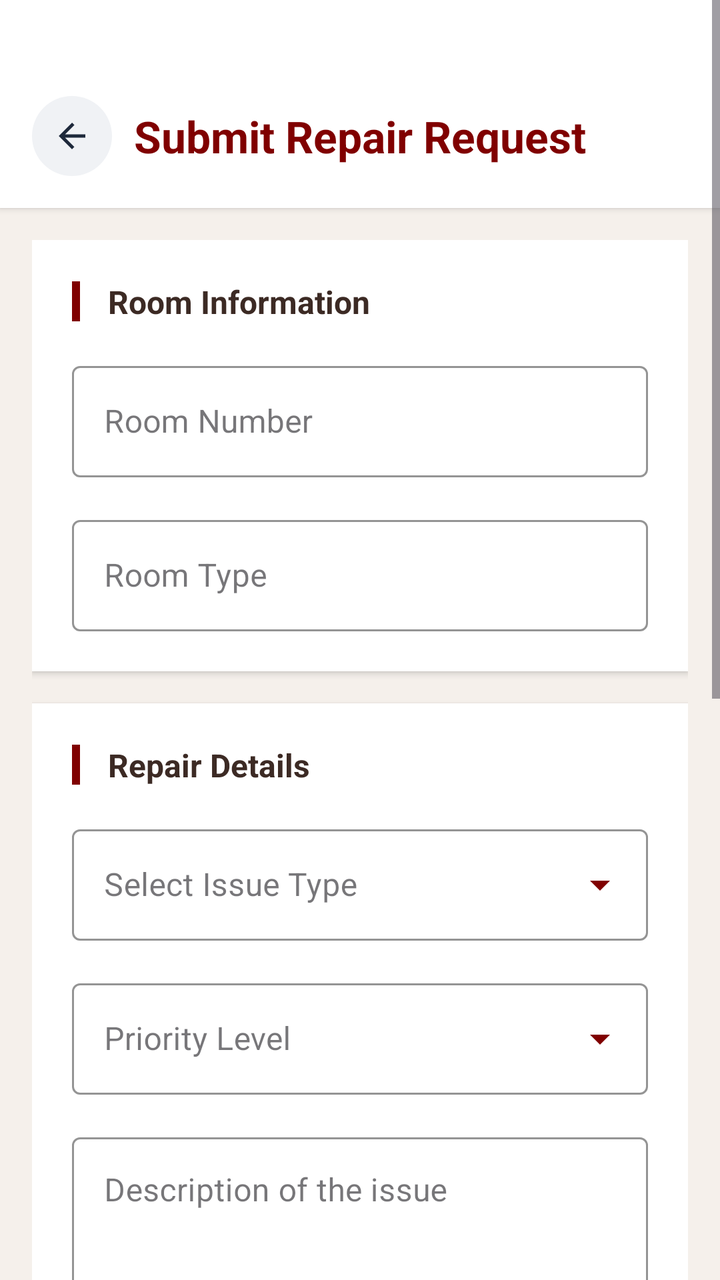
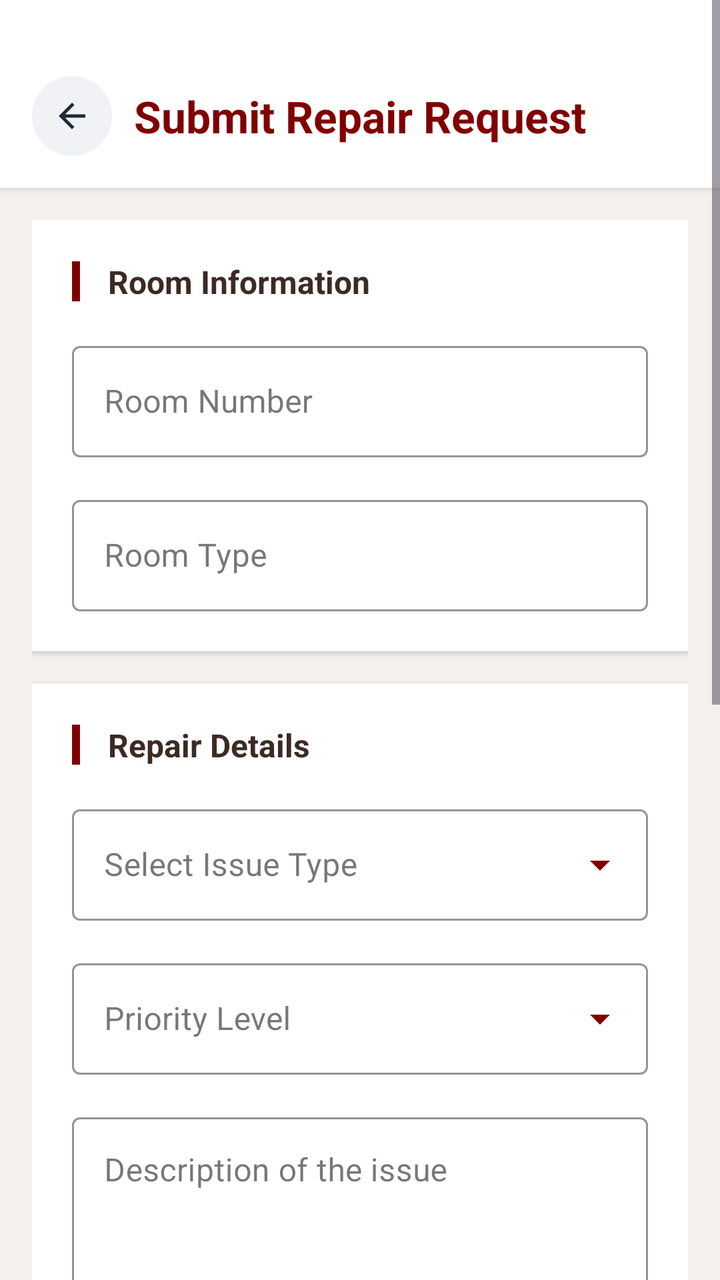

Compare the two renders of this Android layout. The source of the first and the diff that turns it into the second are given below.
<!-- AndroidManifest.xml: application theme Theme.UTMSPACE_HostelBookingSystem -->
<!-- res/layout/activity_staff_repair_request.xml -->
<?xml version="1.0" encoding="utf-8"?>
<ScrollView xmlns:android="http://schemas.android.com/apk/res/android"
    xmlns:app="http://schemas.android.com/apk/res-auto"
    android:layout_width="match_parent"
    android:layout_height="match_parent"
    android:background="#F5F0EB"
    android:fillViewport="true">

    <LinearLayout
        android:layout_width="match_parent"
        android:layout_height="wrap_content"
        android:orientation="vertical">

        
        <LinearLayout
            android:layout_width="match_parent"
            android:layout_height="wrap_content"
            android:orientation="vertical"
            android:background="#FFFFFF"
            android:elevation="2dp"
            android:paddingTop="40dp"
            android:paddingBottom="8dp">

            <LinearLayout
                android:layout_width="match_parent"
                android:layout_height="wrap_content"
                android:orientation="horizontal"
                android:gravity="center_vertical"
                android:layout_marginTop="8dp"
                android:layout_marginBottom="8dp">

                <LinearLayout
                    android:id="@+id/ivBack"
                    android:layout_width="40dp"
                    android:layout_height="40dp"
                    android:background="@drawable/back_button_background"
                    android:gravity="center"
                    android:clickable="true"
                    android:focusable="true"
                    android:layout_marginStart="16dp">

                    <ImageView
                        android:layout_width="20dp"
                        android:layout_height="20dp"
                        android:src="@drawable/ic_arrow_back"
                        app:tint="#1E293B" />

                </LinearLayout>

                <TextView
                    android:layout_width="0dp"
                    android:layout_height="wrap_content"
                    android:layout_weight="1"
                    android:text="Submit Repair Request"
                    android:textSize="22sp"
                    android:textStyle="bold"
                    android:textColor="#800000"
                    android:gravity="center"
                    android:fontFamily="sans-serif" />

                <LinearLayout
                    android:layout_width="40dp"
                    android:layout_height="40dp"
                    android:layout_marginEnd="16dp" />

            </LinearLayout>

        </LinearLayout>

        <LinearLayout
            android:layout_width="match_parent"
            android:layout_height="wrap_content"
            android:orientation="vertical"
            android:padding="16dp">

            
            <LinearLayout
                android:layout_width="match_parent"
                android:layout_height="wrap_content"
                android:orientation="vertical"
                android:background="#FFFFFF"
                android:elevation="2dp"
                android:padding="20dp"
                android:layout_marginBottom="16dp">

                <LinearLayout
                    android:layout_width="match_parent"
                    android:layout_height="wrap_content"
                    android:orientation="horizontal"
                    android:gravity="center_vertical"
                    android:layout_marginBottom="16dp">

                    <View
                        android:layout_width="4dp"
                        android:layout_height="20dp"
                        android:background="#800000" />

                    <TextView
                        android:layout_width="wrap_content"
                        android:layout_height="wrap_content"
                        android:text=" Room Information"
                        android:textSize="16sp"
                        android:textStyle="bold"
                        android:textColor="#3C2A24"
                        android:layout_marginStart="10dp"
                        android:fontFamily="sans-serif" />

                </LinearLayout>

                
                <com.google.android.material.textfield.TextInputLayout
                    android:layout_width="match_parent"
                    android:layout_height="wrap_content"
                    android:layout_marginBottom="16dp"
                    style="@style/Widget.MaterialComponents.TextInputLayout.OutlinedBox"
                    app:boxStrokeColor="#800000"
                    app:hintTextColor="#800000">

                    <com.google.android.material.textfield.TextInputEditText
                        android:id="@+id/etRoomNumber"
                        android:layout_width="match_parent"
                        android:layout_height="wrap_content"
                        android:hint="Room Number"
                        android:enabled="false"
                        android:focusable="false"
                        android:inputType="text"
                        android:fontFamily="sans-serif" />

                </com.google.android.material.textfield.TextInputLayout>

                
                <com.google.android.material.textfield.TextInputLayout
                    android:layout_width="match_parent"
                    android:layout_height="wrap_content"
                    android:layout_marginBottom="0dp"
                    style="@style/Widget.MaterialComponents.TextInputLayout.OutlinedBox"
                    app:boxStrokeColor="#800000"
                    app:hintTextColor="#800000">

                    <com.google.android.material.textfield.TextInputEditText
                        android:id="@+id/etRoomType"
                        android:layout_width="match_parent"
                        android:layout_height="wrap_content"
                        android:hint="Room Type"
                        android:enabled="false"
                        android:focusable="false"
                        android:inputType="text"
                        android:fontFamily="sans-serif" />

                </com.google.android.material.textfield.TextInputLayout>

            </LinearLayout>

            
            <LinearLayout
                android:layout_width="match_parent"
                android:layout_height="wrap_content"
                android:orientation="vertical"
                android:background="#FFFFFF"
                android:elevation="2dp"
                android:padding="20dp"
                android:layout_marginBottom="16dp">

                <LinearLayout
                    android:layout_width="match_parent"
                    android:layout_height="wrap_content"
                    android:orientation="horizontal"
                    android:gravity="center_vertical"
                    android:layout_marginBottom="16dp">

                    <View
                        android:layout_width="4dp"
                        android:layout_height="20dp"
                        android:background="#800000" />

                    <TextView
                        android:layout_width="wrap_content"
                        android:layout_height="wrap_content"
                        android:text=" Repair Details"
                        android:textSize="16sp"
                        android:textStyle="bold"
                        android:textColor="#3C2A24"
                        android:layout_marginStart="10dp"
                        android:fontFamily="sans-serif" />

                </LinearLayout>

                
                <com.google.android.material.textfield.TextInputLayout
                    android:layout_width="match_parent"
                    android:layout_height="wrap_content"
                    android:layout_marginBottom="16dp"
                    style="@style/Widget.MaterialComponents.TextInputLayout.OutlinedBox"
                    app:boxStrokeColor="#800000"
                    app:hintTextColor="#800000"
                    app:endIconMode="custom"
                    app:endIconDrawable="@drawable/ic_arrow_down"
                    app:endIconTint="#800000">

                    <com.google.android.material.textfield.TextInputEditText
                        android:id="@+id/etIssueType"
                        android:layout_width="match_parent"
                        android:layout_height="wrap_content"
                        android:hint="Select Issue Type"
                        android:focusable="false"
                        android:clickable="true"
                        android:inputType="text"
                        android:fontFamily="sans-serif" />

                </com.google.android.material.textfield.TextInputLayout>

                
                <com.google.android.material.textfield.TextInputLayout
                    android:layout_width="match_parent"
                    android:layout_height="wrap_content"
                    android:layout_marginBottom="16dp"
                    style="@style/Widget.MaterialComponents.TextInputLayout.OutlinedBox"
                    app:boxStrokeColor="#800000"
                    app:hintTextColor="#800000"
                    app:endIconMode="custom"
                    app:endIconDrawable="@drawable/ic_arrow_down"
                    app:endIconTint="#800000">

                    <com.google.android.material.textfield.TextInputEditText
                        android:id="@+id/etPriority"
                        android:layout_width="match_parent"
                        android:layout_height="wrap_content"
                        android:hint="Priority Level"
                        android:focusable="false"
                        android:clickable="true"
                        android:inputType="text"
                        android:fontFamily="sans-serif" />

                </com.google.android.material.textfield.TextInputLayout>

                
                <com.google.android.material.textfield.TextInputLayout
                    android:layout_width="match_parent"
                    android:layout_height="wrap_content"
                    android:layout_marginBottom="0dp"
                    style="@style/Widget.MaterialComponents.TextInputLayout.OutlinedBox"
                    app:boxStrokeColor="#800000"
                    app:hintTextColor="#800000">

                    <com.google.android.material.textfield.TextInputEditText
                        android:id="@+id/etDescription"
                        android:layout_width="match_parent"
                        android:layout_height="wrap_content"
                        android:hint="Description of the issue"
                        android:minLines="4"
                        android:maxLines="6"
                        android:gravity="top"
                        android:inputType="textMultiLine"
                        android:fontFamily="sans-serif" />

                </com.google.android.material.textfield.TextInputLayout>

            </LinearLayout>

            
            <LinearLayout
                android:layout_width="match_parent"
                android:layout_height="wrap_content"
                android:orientation="vertical"
                android:background="#FFFFFF"
                android:elevation="2dp"
                android:padding="20dp"
                android:layout_marginBottom="24dp">

                <LinearLayout
                    android:layout_width="match_parent"
                    android:layout_height="wrap_content"
                    android:orientation="horizontal"
                    android:gravity="center_vertical"
                    android:layout_marginBottom="16dp">

                    <View
                        android:layout_width="4dp"
                        android:layout_height="20dp"
                        android:background="#800000" />

                    <TextView
                        android:layout_width="wrap_content"
                        android:layout_height="wrap_content"
                        android:text=" Additional Information"
                        android:textSize="16sp"
                        android:textStyle="bold"
                        android:textColor="#3C2A24"
                        android:layout_marginStart="10dp"
                        android:fontFamily="sans-serif" />

                </LinearLayout>

                
                <com.google.android.material.textfield.TextInputLayout
                    android:layout_width="match_parent"
                    android:layout_height="wrap_content"
                    android:layout_marginBottom="16dp"
                    style="@style/Widget.MaterialComponents.TextInputLayout.OutlinedBox"
                    app:boxStrokeColor="#800000"
                    app:hintTextColor="#800000">

                    <com.google.android.material.textfield.TextInputEditText
                        android:id="@+id/etContactPerson"
                        android:layout_width="match_parent"
                        android:layout_height="wrap_content"
                        android:hint="Contact Person (Optional)"
                        android:inputType="textPersonName"
                        android:fontFamily="sans-serif" />

                </com.google.android.material.textfield.TextInputLayout>

                
                <com.google.android.material.textfield.TextInputLayout
                    android:layout_width="match_parent"
                    android:layout_height="wrap_content"
                    android:layout_marginBottom="16dp"
                    style="@style/Widget.MaterialComponents.TextInputLayout.OutlinedBox"
                    app:boxStrokeColor="#800000"
                    app:hintTextColor="#800000"
                    app:endIconMode="custom"
                    app:endIconDrawable="@drawable/ic_calendar"
                    app:endIconTint="#800000">

                    <com.google.android.material.textfield.TextInputEditText
                        android:id="@+id/etAvailableTime"
                        android:layout_width="match_parent"
                        android:layout_height="wrap_content"
                        android:hint="Preferred Date / Time"
                        android:focusable="false"
                        android:clickable="true"
                        android:inputType="text"
                        android:fontFamily="sans-serif" />

                </com.google.android.material.textfield.TextInputLayout>

                
                <TextView
                    android:layout_width="wrap_content"
                    android:layout_height="wrap_content"
                    android:text="Photo Attachment"
                    android:textSize="14sp"
                    android:textStyle="bold"
                    android:textColor="#3C2A24"
                    android:layout_marginTop="8dp"
                    android:layout_marginBottom="12dp"
                    android:fontFamily="sans-serif" />

                
                <LinearLayout
                    android:id="@+id/btnTakePhoto"
                    android:layout_width="match_parent"
                    android:layout_height="52dp"
                    android:background="@drawable/outline_button_background"
                    android:gravity="center"
                    android:clickable="true"
                    android:focusable="true"
                    android:layout_marginBottom="12dp">

                    <ImageView
                        android:layout_width="20dp"
                        android:layout_height="20dp"
                        android:src="@drawable/ic_camera"
                        app:tint="#800000" />

                    <TextView
                        android:layout_width="wrap_content"
                        android:layout_height="wrap_content"
                        android:layout_marginStart="8dp"
                        android:text="Take Photo"
                        android:textSize="14sp"
                        android:textStyle="bold"
                        android:textColor="#800000"
                        android:fontFamily="sans-serif" />

                </LinearLayout>

                
                <LinearLayout
                    android:id="@+id/photoPreviewContainer"
                    android:layout_width="match_parent"
                    android:layout_height="wrap_content"
                    android:orientation="vertical"
                    android:visibility="gone">

                    <ImageView
                        android:id="@+id/ivPhotoPreview"
                        android:layout_width="match_parent"
                        android:layout_height="200dp"
                        android:scaleType="centerCrop"
                        android:background="#F5F0EB"
                        android:layout_marginBottom="8dp" />

                    <LinearLayout
                        android:layout_width="match_parent"
                        android:layout_height="wrap_content"
                        android:orientation="horizontal"
                        android:gravity="center">

                        <LinearLayout
                            android:id="@+id/btnRemovePhoto"
                            android:layout_width="wrap_content"
                            android:layout_height="36dp"
                            android:background="@drawable/outline_button_background"
                            android:paddingStart="16dp"
                            android:paddingEnd="16dp"
                            android:gravity="center"
                            android:clickable="true"
                            android:focusable="true">

                            <TextView
                                android:layout_width="wrap_content"
                                android:layout_height="wrap_content"
                                android:text="Remove Photo"
                                android:textSize="12sp"
                                android:textStyle="bold"
                                android:textColor="#EF4444"
                                android:fontFamily="sans-serif" />

                        </LinearLayout>

                    </LinearLayout>

                </LinearLayout>

            </LinearLayout>

            
            <LinearLayout
                android:layout_width="match_parent"
                android:layout_height="wrap_content"
                android:orientation="horizontal"
                android:layout_marginTop="8dp"
                android:layout_marginBottom="20dp">

                
                <LinearLayout
                    android:id="@+id/btnCancel"
                    android:layout_width="0dp"
                    android:layout_height="52dp"
                    android:layout_weight="1"
                    android:layout_marginEnd="8dp"
                    android:background="@drawable/outline_button_background"
                    android:gravity="center"
                    android:clickable="true"
                    android:focusable="true">

                    <TextView
                        android:layout_width="wrap_content"
                        android:layout_height="wrap_content"
                        android:text="Cancel"
                        android:textSize="15sp"
                        android:textStyle="bold"
                        android:textColor="#800000"
                        android:fontFamily="sans-serif" />

                </LinearLayout>

                
                <LinearLayout
                    android:id="@+id/btnSubmit"
                    android:layout_width="0dp"
                    android:layout_height="52dp"
                    android:layout_weight="1"
                    android:layout_marginStart="8dp"
                    android:background="@drawable/primary_button_background"
                    android:gravity="center"
                    android:clickable="true"
                    android:focusable="true">

                    <TextView
                        android:layout_width="wrap_content"
                        android:layout_height="wrap_content"
                        android:text="Submit Request"
                        android:textSize="15sp"
                        android:textStyle="bold"
                        android:textColor="#FFFFFF"
                        android:fontFamily="sans-serif" />

                </LinearLayout>

            </LinearLayout>

        </LinearLayout>
    </LinearLayout>
</ScrollView>
<!-- resources referenced by this layout -->
<resources>
  <!-- drawable back_button_background (drawable) -->
  <?xml version="1.0" encoding="utf-8"?>
  <shape xmlns:android="http://schemas.android.com/apk/res/android">
      <solid android:color="#F0F2F5" />
      <corners android:radius="40dp" />
  </shape>
  <!-- drawable ic_arrow_back (drawable) -->
  <?xml version="1.0" encoding="utf-8"?>
  <vector xmlns:android="http://schemas.android.com/apk/res/android"
      android:width="24dp"
      android:height="24dp"
      android:viewportWidth="24"
      android:viewportHeight="24">
      <path
          android:fillColor="#1E293B"
          android:pathData="M20,11H7.83l5.59,-5.59L12,4l-8,8 8,8 1.41,-1.41L7.83,13H20v-2z"/>
  </vector>
  <!-- drawable ic_arrow_down (drawable) -->
  <?xml version="1.0" encoding="utf-8"?>
  <vector xmlns:android="http://schemas.android.com/apk/res/android"
      android:width="24dp"
      android:height="24dp"
      android:viewportWidth="24"
      android:viewportHeight="24">
      <path
          android:fillColor="#800000"
          android:pathData="M7,10l5,5 5,-5z"/>
  </vector>
  <!-- drawable ic_calendar (drawable) -->
  <?xml version="1.0" encoding="utf-8"?>
  <vector xmlns:android="http://schemas.android.com/apk/res/android"
      android:width="24dp"
      android:height="24dp"
      android:viewportWidth="24"
      android:viewportHeight="24">
      <path
          android:fillColor="#800000"
          android:pathData="M19,3h-1V1h-2v2H8V1H6v2H5c-1.11,0 -1.99,0.9 -1.99,2L3,19c0,1.1 0.89,2 2,2h14c1.1,0 2,-0.9 2,-2V5c0,-1.1 -0.9,-2 -2,-2zm0,16H5V8h14v11zM7,10h5v5H7z"/>
  </vector>
  <!-- drawable ic_camera (drawable) -->
  <vector xmlns:android="http://schemas.android.com/apk/res/android"
      android:width="24dp"
      android:height="24dp"
      android:viewportWidth="24"
      android:viewportHeight="24">
      <path
          android:fillColor="#800000"
          android:pathData="M15,3l1.83,2H20c1.1,0 2,0.9 2,2v10c0,1.1 -0.9,2 -2,2H4c-1.1,0 -2,-0.9 -2,-2V7c0,-1.1 0.9,-2 2,-2h3.17L8,3h7zM12,8c-2.76,0 -5,2.24 -5,5s2.24,5 5,5 5,-2.24 5,-5 -2.24,-5 -5,-5zM12,10c1.66,0 3,1.34 3,3s-1.34,3 -3,3 -3,-1.34 -3,-3 1.34,-3 3,-3z"/>
  </vector>
  <!-- drawable outline_button_background (drawable) -->
  <?xml version="1.0" encoding="utf-8"?>
  <selector xmlns:android="http://schemas.android.com/apk/res/android">
      <item android:state_pressed="true">
          <shape android:shape="rectangle">
              <solid android:color="#F5F0EB" />
              <stroke android:width="1.5dp" android:color="#800000" />
              <corners android:radius="48dp" />
          </shape>
      </item>
      <item>
          <shape android:shape="rectangle">
              <solid android:color="#FFFFFF" />
              <stroke android:width="1.5dp" android:color="#B13E2E" />
              <corners android:radius="48dp" />
          </shape>
      </item>
  </selector>
  <!-- drawable primary_button_background (drawable) -->
  <?xml version="1.0" encoding="utf-8"?>
  <selector xmlns:android="http://schemas.android.com/apk/res/android">
      <item android:state_pressed="true">
          <shape android:shape="rectangle">
              <solid android:color="#5C0000" />
              <corners android:radius="48dp" />
          </shape>
      </item>
      <item>
          <shape android:shape="rectangle">
              <solid android:color="#800000" />
              <corners android:radius="48dp" />
          </shape>
      </item>
  </selector>
  <style name="Theme.UTMSPACE_HostelBookingSystem" parent="Theme.Material3.DayNight.NoActionBar">
  
          
          <item name="android:statusBarColor">@android:color/white</item>
          <item name="android:windowLightStatusBar">true</item>
  
          
          <item name="android:windowBackground">@android:color/white</item>
          <item name="android:colorBackground">@android:color/white</item>
  
      </style>
</resources>

<!-- the commit's change to res/layout/activity_staff_repair_request.xml (unified diff, before → after) -->
@@ -18,7 +18,7 @@
             android:orientation="vertical"
             android:background="#FFFFFF"
             android:elevation="2dp"
-            android:paddingTop="40dp"
+            android:paddingTop="30dp"
             android:paddingBottom="8dp">
 
             <LinearLayout
